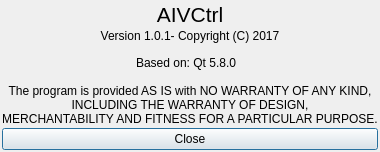
Before: the Qt Designer form aivctrl/about.ui in ptstream/QtUPnP, drawn with Qt 5.
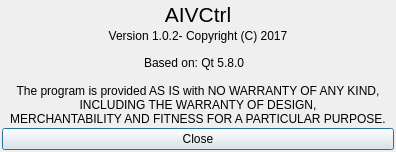
After: the same form once the commit is applied. Icons and pictures are not drawn.

```diff
--- a/aivctrl/about.ui
+++ b/aivctrl/about.ui
@@ -6,7 +6,7 @@
    <rect>
     <x>0</x>
     <y>0</y>
-    <width>335</width>
+    <width>396</width>
     <height>152</height>
    </rect>
   </property>
@@ -51,7 +51,7 @@
    <item>
     <widget class="QLabel" name="m_version">
      <property name="text">
-      <string>Version 1.0.1- Copyright (C) 2017</string>
+      <string>Version 1.0.2- Copyright (C) 2017</string>
      </property>
      <property name="alignment">
       <set>Qt::AlignCenter</set>
```
